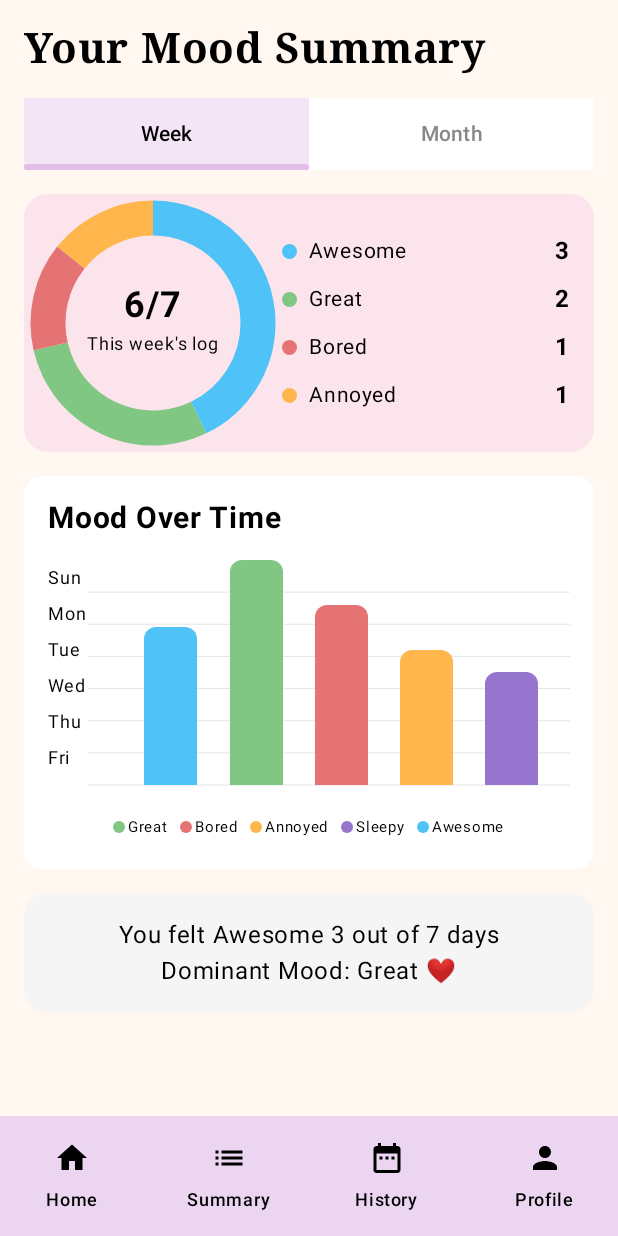
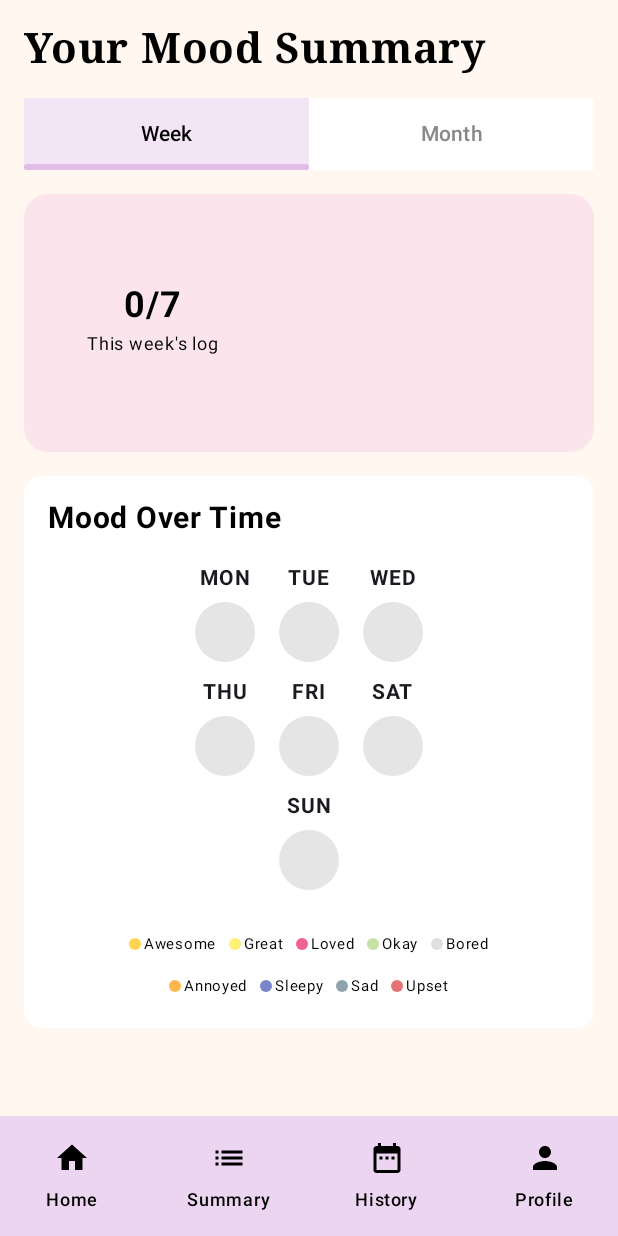
Before and after one commit to Binsent0-0/MoodTracker, an Android app built with Jetpack Compose: the HomeActivity screen opened directly, with no data from a screen before it, item 2 of the bottom bar chosen, on a phone screen of 412 x 824 dp. Run offline under Robolectric (Android 15) with nearby library versions, the phone set to English and light mode, and no system bars.

Commit message:
Initial commit

```diff
--- a/app/src/main/java/com/example/moodtracker/HomeActivity.kt
+++ b/app/src/main/java/com/example/moodtracker/HomeActivity.kt
@@ -23,7 +23,6 @@ import androidx.compose.ui.Alignment
 import androidx.compose.ui.Modifier
 import androidx.compose.ui.draw.clip
 import androidx.compose.ui.geometry.Offset
-import androidx.compose.ui.geometry.Size
 import androidx.compose.ui.graphics.Color
 import androidx.compose.ui.graphics.drawscope.Stroke
 import androidx.compose.ui.platform.LocalContext
@@ -34,9 +33,11 @@ import androidx.compose.ui.tooling.preview.Preview
 import androidx.compose.ui.unit.dp
 import androidx.compose.ui.unit.sp
 import com.example.moodtracker.ui.theme.MoodTrackerTheme
+import java.time.DayOfWeek
 import java.time.ZoneId
 import java.time.ZonedDateTime
 import java.time.format.DateTimeFormatter
+import java.time.temporal.ChronoUnit
 
 class HomeActivity : ComponentActivity() {
     override fun onCreate(savedInstanceState: Bundle?) {
@@ -100,6 +101,10 @@ fun HomeScreenContent(username: String) {
     )
     var currentQuestionIndex by remember { mutableStateOf(0) }
 
+    val history = MoodHistoryRepository.getMoodHistory()
+    val weeklyHistory = history.filter { it.zonedDateTime.isAfter(ZonedDateTime.now().minus(1, ChronoUnit.WEEKS)) }
+    val loggedDays = weeklyHistory.map { it.zonedDateTime.toLocalDate() }.distinct().count()
+
     fun nextQuestion() {
         currentQuestionIndex = (currentQuestionIndex + 1) % quizQuestions.size
     }
@@ -131,7 +136,7 @@ fun HomeScreenContent(username: String) {
                 ) {
                     Text(
                         text = "How are you feeling today?",
-                        fontSize = 32.sp,
+                        fontSize = 28.sp,
                         fontFamily = FontFamily.Serif,
                         textAlign = TextAlign.Center,
                         color = Color.Black,
@@ -218,7 +223,7 @@ fun HomeScreenContent(username: String) {
                     Column(horizontalAlignment = Alignment.CenterHorizontally) {
                         Text(text = "Mood Summary", fontWeight = FontWeight.Bold, fontSize = 20.sp, color = Color.Black)
                         Spacer(modifier = Modifier.height(8.dp))
-                        Box(contentAlignment = Alignment.Center) {
+                        Box(contentAlignment = Alignment.Center, modifier = Modifier.size(80.dp)) {
                             CircularProgressIndicator(
                                 progress = 1f,
                                 modifier = Modifier.size(80.dp),
@@ -226,12 +231,12 @@ fun HomeScreenContent(username: String) {
                                 strokeWidth = 8.dp
                             )
                             CircularProgressIndicator(
-                                progress = 6f / 7f,
+                                progress = loggedDays / 7f,
                                 modifier = Modifier.size(80.dp),
                                 color = Color(0xFF673AB7),
                                 strokeWidth = 8.dp
                             )
-                            Text(text = "6/7", fontSize = 24.sp, fontWeight = FontWeight.Bold, color = Color.Black)
+                            Text(text = "$loggedDays/7", fontSize = 24.sp, fontWeight = FontWeight.Bold, color = Color.Black)
                         }
                     }
                 }
@@ -285,19 +290,18 @@ fun SummaryScreen() {
     var selectedTab by remember { mutableStateOf(0) }
     val tabs = listOf("Week", "Month")
 
-    val moodData = mapOf(
-        "Awesome" to 3f,
-        "Great" to 2f,
-        "Bored" to 1f,
-        "Annoyed" to 1f
-    )
+    val history = MoodHistoryRepository.getMoodHistory()
 
     val moodColors = mapOf(
-        "Great" to Color(0xFF81C784),      // Green
-        "Bored" to Color(0xFFE57373),      // Red
-        "Annoyed" to Color(0xFFFFB74D),    // Orange
-        "Sleepy" to Color(0xFF9575CD),     // Purple
-        "Awesome" to Color(0xFF4FC3F7)     // Blue
+        "Awesome" to Color(0xFFFFD54F),
+        "Great" to Color(0xFFFFF176),
+        "Loved" to Color(0xFFF06292),
+        "Okay" to Color(0xFFC5E1A5),
+        "Bored" to Color(0xFFE0E0E0),
+        "Annoyed" to Color(0xFFFFB74D),
+        "Sleepy" to Color(0xFF7986CB),
+        "Sad" to Color(0xFF90A4AE),
+        "Upset" to Color(0xFFE57373)
     )
 
     Column(
@@ -343,14 +347,19 @@ fun SummaryScreen() {
         Spacer(modifier = Modifier.height(16.dp))
 
         if (selectedTab == 0) { // Week view
-            WeeklySummary(moodData, moodColors)
+            val weeklyHistory = history.filter { it.zonedDateTime.isAfter(ZonedDateTime.now().minus(1, ChronoUnit.WEEKS)) }
+            WeeklySummary(weeklyHistory, moodColors)
         }
     }
 }
 
 @Composable
-fun WeeklySummary(moodData: Map<String, Float>, moodColors: Map<String, Color>) {
-    val total = moodData.values.sum()
+fun WeeklySummary(history: List<MoodHistory>, moodColors: Map<String, Color>) {
+
+    val moodCounts = history.groupingBy { it.mood }.eachCount()
+    val total = moodCounts.values.sum().toFloat()
+    val loggedDays = history.map { it.zonedDateTime.toLocalDate() }.distinct().count()
+    val dominantMood = moodCounts.maxByOrNull { it.value }
 
     Column(horizontalAlignment = Alignment.CenterHorizontally) {
         Card(
@@ -365,8 +374,9 @@ fun WeeklySummary(moodData: Map<String, Float>, moodColors: Map<String, Color>)
                 Box(modifier = Modifier.size(140.dp), contentAlignment = Alignment.Center) {
                     Canvas(modifier = Modifier.size(140.dp)) {
                         var startAngle = -90f
-                        moodData.entries.forEach { (mood, value) ->
-                            val sweepAngle = (value / total) * 360f
+                        if(total > 0) {
+                             moodCounts.entries.forEach { (mood, count) ->
+                                val sweepAngle = (count / total) * 360f
                                 drawArc(
                                     color = moodColors[mood] ?: Color.Gray,
                                     startAngle = startAngle,
@@ -377,14 +387,15 @@ fun WeeklySummary(moodData: Map<String, Float>, moodColors: Map<String, Color>)
                                 startAngle += sweepAngle
                             }
                         }
+                    }
                     Column(horizontalAlignment = Alignment.CenterHorizontally) {
-                         Text(text = "6/7", fontWeight = FontWeight.Bold, fontSize = 24.sp, color = Color.Black)
+                         Text(text = "$loggedDays/7", fontWeight = FontWeight.Bold, fontSize = 24.sp, color = Color.Black)
                          Text(text = "This week's log", fontSize = 12.sp, color = Color.Black)
                     }
                 }
                 Spacer(modifier = Modifier.width(16.dp))
                 Column {
-                    moodData.keys.forEach { mood ->
+                    moodCounts.keys.forEach { mood ->
                         Row(verticalAlignment = Alignment.CenterVertically, modifier = Modifier.padding(vertical = 4.dp)) {
                             Box(
                                 modifier = Modifier
@@ -394,7 +405,7 @@ fun WeeklySummary(moodData: Map<String, Float>, moodColors: Map<String, Color>)
                             Spacer(modifier = Modifier.width(8.dp))
                             Text(text = mood, fontSize = 14.sp, color = Color.Black)
                             Spacer(modifier = Modifier.weight(1f))
-                            Text(text = moodData[mood]?.toInt().toString(), fontWeight = FontWeight.Bold, color = Color.Black)
+                            Text(text = moodCounts[mood].toString(), fontWeight = FontWeight.Bold, color = Color.Black)
                         }
                     }
                 }
@@ -410,92 +421,100 @@ fun WeeklySummary(moodData: Map<String, Float>, moodColors: Map<String, Color>)
             Column(modifier = Modifier.padding(16.dp)) {
                 Text("Mood Over Time", fontWeight = FontWeight.Bold, fontSize = 20.sp, color = Color.Black)
                 Spacer(modifier = Modifier.height(16.dp))
-                MoodBarChart(moodColors)
+                MoodBarChart(history, moodColors)
             }
         }
 
         Spacer(modifier = Modifier.height(16.dp))
 
+        if(dominantMood != null) {
             Card(
                 modifier = Modifier.fillMaxWidth(),
                 shape = RoundedCornerShape(16.dp),
                 colors = CardDefaults.cardColors(containerColor = Color(0xFFF5F5F5))
             ) {
                 Column(modifier = Modifier.padding(16.dp).fillMaxWidth(), horizontalAlignment = Alignment.CenterHorizontally) {
-                Text("You felt Awesome 3 out of 7 days", color = Color.Black)
-                Text("Dominant Mood: Great ❤️", color = Color.Black)
+                    Text("You felt ${dominantMood.key} ${dominantMood.value} out of 7 days", color = Color.Black)
+                    Text("Dominant Mood: ${dominantMood.key} ❤️", color = Color.Black)
+                }
             }
         }
     }
 }
 
 @Composable
-fun MoodBarChart(moodColors: Map<String, Color>) {
-    val dailyMoods = mapOf(
-        "Tue" to ("Awesome" to 0.7f),
-        "Wed" to ("Great" to 1.0f),
-        "Thu" to ("Bored" to 0.8f),
-        "Fri" to ("Annoyed" to 0.6f),
-        "Sat" to ("Sleepy" to 0.5f)
+fun MoodBarChart(history: List<MoodHistory>, moodColors: Map<String, Color>) {
+    val dailyMoods = history.groupBy { it.zonedDateTime.toLocalDate() }.mapValues { entry -> entry.value.map { it.mood } }
+    val today = ZonedDateTime.now().toLocalDate()
+    val days = listOf(
+        today.with(DayOfWeek.MONDAY),
+        today.with(DayOfWeek.TUESDAY),
+        today.with(DayOfWeek.WEDNESDAY),
+        today.with(DayOfWeek.THURSDAY),
+        today.with(DayOfWeek.FRIDAY),
+        today.with(DayOfWeek.SATURDAY),
+        today.with(DayOfWeek.SUNDAY)
     )
-    val days = listOf("Sun", "Mon", "Tue", "Wed", "Thu", "Fri", "Sat")
-    val maxBarHeight = 150.dp
 
-    Column {
-        Box(modifier = Modifier
-            .fillMaxWidth()
-            .height(maxBarHeight)) {
-            // Grid lines
-            Canvas(modifier = Modifier.fillMaxSize()) {
-                val lineHeight = size.height / 7
-                for (i in 1..7) {
-                    drawLine(
-                        color = Color.LightGray.copy(alpha = 0.5f),
-                        start = Offset(x = 40f, y = i * lineHeight),
-                        end = Offset(x = size.width, y = i * lineHeight),
-                        strokeWidth = 1f
-                    )
+    Column(modifier = Modifier.fillMaxWidth(), horizontalAlignment = Alignment.CenterHorizontally) {
+        days.chunked(3).forEach { rowDays ->
+             Row(horizontalArrangement = Arrangement.spacedBy(16.dp)) {
+                rowDays.forEach { day ->
+                    val moodsForDay = dailyMoods[day] ?: emptyList()
+                    DayMoodPieChart(day.dayOfWeek.name.substring(0,3), moodsForDay, moodColors)
                 }
             }
-
-            Row(modifier = Modifier.fillMaxSize(), horizontalArrangement = Arrangement.SpaceEvenly, verticalAlignment = Alignment.Bottom) {
-                days.forEach { day ->
-                    val moodEntry = dailyMoods[day]
-                    val barHeightFraction = moodEntry?.second ?: 0f
-                    val mood = moodEntry?.first
-
-                    Column(horizontalAlignment = Alignment.CenterHorizontally) {
-                        if (barHeightFraction > 0f) {
-                             Box(modifier = Modifier
-                                .width(35.dp)
-                                .fillMaxHeight(barHeightFraction)
-                                .background(moodColors[mood] ?: Color.Gray, RoundedCornerShape(topStart = 8.dp, topEnd = 8.dp))
-                            )
-                        } else {
-                            Spacer(modifier = Modifier.weight(1f, fill=true))
-                        }
-
-                    }
-                }
-            }
-             Column(modifier = Modifier.fillMaxHeight(), verticalArrangement = Arrangement.SpaceBetween) {
-                 days.forEach { day ->
-                    Text(text = day, fontSize = 12.sp, color = Color.Black)
-                }
-            }
+            Spacer(modifier = Modifier.height(8.dp))
         }
          Spacer(modifier = Modifier.height(16.dp))
-        Row(
-            modifier = Modifier.fillMaxWidth(),
-            horizontalArrangement = Arrangement.Center
-        ) {
-             val legendMoods = listOf("Great", "Bored", "Annoyed", "Sleepy", "Awesome")
-             legendMoods.forEach { mood ->
+        Column(modifier = Modifier.fillMaxWidth(), horizontalAlignment = Alignment.CenterHorizontally) {
+            val allMoods = listOf("Awesome", "Great", "Loved", "Okay", "Bored", "Annoyed", "Sleepy", "Sad", "Upset")
+            val firstRowMoods = allMoods.subList(0, 5)
+            val secondRowMoods = allMoods.subList(5, allMoods.size)
+
+            Row(horizontalArrangement = Arrangement.Center) {
+                firstRowMoods.forEach { mood ->
                     Row(verticalAlignment = Alignment.CenterVertically, modifier = Modifier.padding(horizontal = 4.dp)) {
                         Box(modifier = Modifier.size(8.dp).background(moodColors[mood] ?: Color.Gray, CircleShape))
                         Spacer(modifier = Modifier.width(2.dp))
                         Text(text = mood, fontSize = 10.sp, color = Color.Black)
                     }
+                }
+            }
+            Spacer(modifier = Modifier.height(4.dp))
+            Row(horizontalArrangement = Arrangement.Center) {
+                secondRowMoods.forEach { mood ->
+                    Row(verticalAlignment = Alignment.CenterVertically, modifier = Modifier.padding(horizontal = 4.dp)) {
+                        Box(modifier = Modifier.size(8.dp).background(moodColors[mood] ?: Color.Gray, CircleShape))
+                        Spacer(modifier = Modifier.width(2.dp))
+                        Text(text = mood, fontSize = 10.sp, color = Color.Black)
+                    }
+                }
+            }
+        }
+    }
+}
+
+@Composable
+fun DayMoodPieChart(day: String, moods: List<String>, moodColors: Map<String, Color>) {
+    Column(horizontalAlignment = Alignment.CenterHorizontally) {
+        Text(text = day, fontSize = 14.sp, fontWeight = FontWeight.Bold)
+        Spacer(modifier = Modifier.height(4.dp))
+        Canvas(modifier = Modifier.size(40.dp)) {
+            if (moods.isNotEmpty()) {
+                var startAngle = -90f
+                val sweepAngle = 360f / moods.size
+                moods.forEach { mood ->
+                    drawArc(
+                        color = moodColors[mood] ?: Color.Gray,
+                        startAngle = startAngle,
+                        sweepAngle = sweepAngle,
+                        useCenter = true
+                    )
+                    startAngle += sweepAngle
+                }
+            } else {
+                drawCircle(color = Color.LightGray.copy(alpha = 0.5f))
             }
         }
     }
@@ -603,7 +622,7 @@ fun Chip(text: String) {
     }
 }
 
-data class MoodHistory(val date: String, val day: String, val dayOfWeek: String, val mood: String, val time: String, val tags: List<String>, val note: String)
+data class MoodHistory(val date: String, val day: String, val dayOfWeek: String, val mood: String, val time: String, val tags: List<String>, val note: String, val zonedDateTime: ZonedDateTime)
 
 
 @Composable
--- a/app/src/main/java/com/example/moodtracker/MoodHistoryRepository.kt
+++ b/app/src/main/java/com/example/moodtracker/MoodHistoryRepository.kt
@@ -1,25 +1,36 @@
 package com.example.moodtracker
 
 import java.time.ZonedDateTime
+import java.time.format.DateTimeFormatter
 
 object MoodHistoryRepository {
     private val moodHistory = mutableListOf<MoodHistory>()
 
     fun addMood(moodName: String, causes: List<Cause>, note: String) {
+        val now = ZonedDateTime.now()
+        val today = ZonedDateTime.now().toLocalDate()
+
+        val dayText = when {
+            now.toLocalDate().isEqual(today) -> "Today"
+            now.toLocalDate().isEqual(today.minusDays(1)) -> "Yesterday"
+            else -> now.format(DateTimeFormatter.ofPattern("dd MMM"))
+        }
+
         moodHistory.add(
             MoodHistory(
-                date = ZonedDateTime.now().format(java.time.format.DateTimeFormatter.ofPattern("dd MMM")) ,
-                day = ZonedDateTime.now().dayOfWeek.name.lowercase().replaceFirstChar { it.uppercase() },
-                dayOfWeek = ZonedDateTime.now().dayOfWeek.name.lowercase().replaceFirstChar { it.uppercase() },
+                date = now.format(DateTimeFormatter.ofPattern("dd MMM")),
+                day = dayText,
+                dayOfWeek = now.format(DateTimeFormatter.ofPattern("EEEE")),
                 mood = moodName,
-                time = ZonedDateTime.now().format(java.time.format.DateTimeFormatter.ofPattern("hh:mm a")), // 12:30 PM
+                time = now.format(DateTimeFormatter.ofPattern("hh:mm a")), // 12:30 PM
                 tags = causes.map { it.text },
-                note = note
+                note = note,
+                zonedDateTime = now
             )
         )
     }
 
     fun getMoodHistory(): List<MoodHistory> {
-        return moodHistory.sortedByDescending { it.date }
+        return moodHistory.sortedByDescending { it.zonedDateTime }
     }
 }
```
Also changed, not shown: 1 other file. Lines whose indentation alone changed are shown as unchanged.
